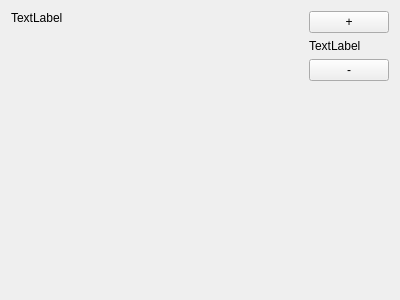
Above: controls/widgetbitmapeditor.ui from riuson/lcd-image-converter before the change. Below: the same form after it.
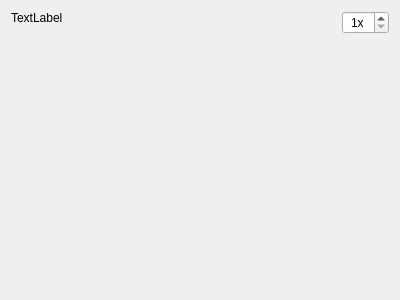
That is the form after the change.

Commit message: Buttons changed to SpinBox.

```diff
--- a/controls/widgetbitmapeditor.ui
+++ b/controls/widgetbitmapeditor.ui
@@ -36,23 +36,21 @@
       <enum>QLayout::SetFixedSize</enum>
      </property>
      <item>
-      <widget class="QPushButton" name="pushButtonPlus">
-       <property name="text">
-        <string>+</string>
+      <widget class="QSpinBox" name="spinBoxScale">
+       <property name="alignment">
+        <set>Qt::AlignCenter</set>
        </property>
-      </widget>
-     </item>
-     <item>
-      <widget class="QLabel" name="labelScale">
-       <property name="text">
-        <string>TextLabel</string>
+       <property name="suffix">
+        <string>x</string>
        </property>
-      </widget>
-     </item>
-     <item>
-      <widget class="QPushButton" name="pushButtonMinus">
-       <property name="text">
-        <string>-</string>
+       <property name="prefix">
+        <string/>
+       </property>
+       <property name="minimum">
+        <number>1</number>
+       </property>
+       <property name="maximum">
+        <number>20</number>
        </property>
       </widget>
      </item>
```
The commit also changes 2 other files.
